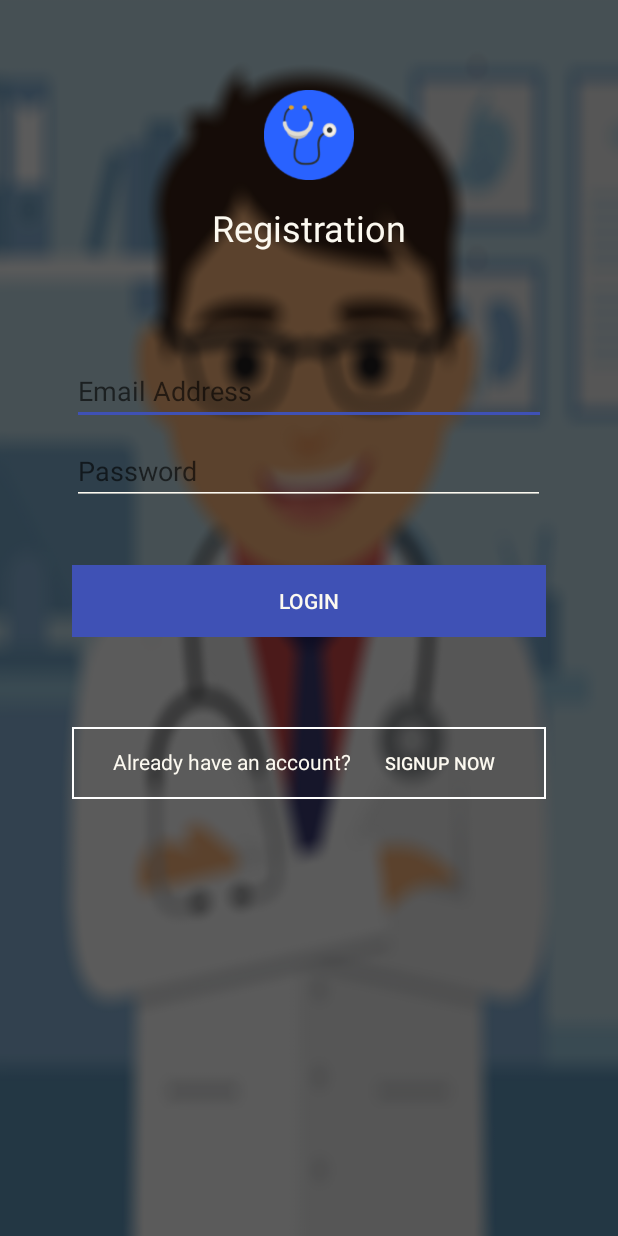
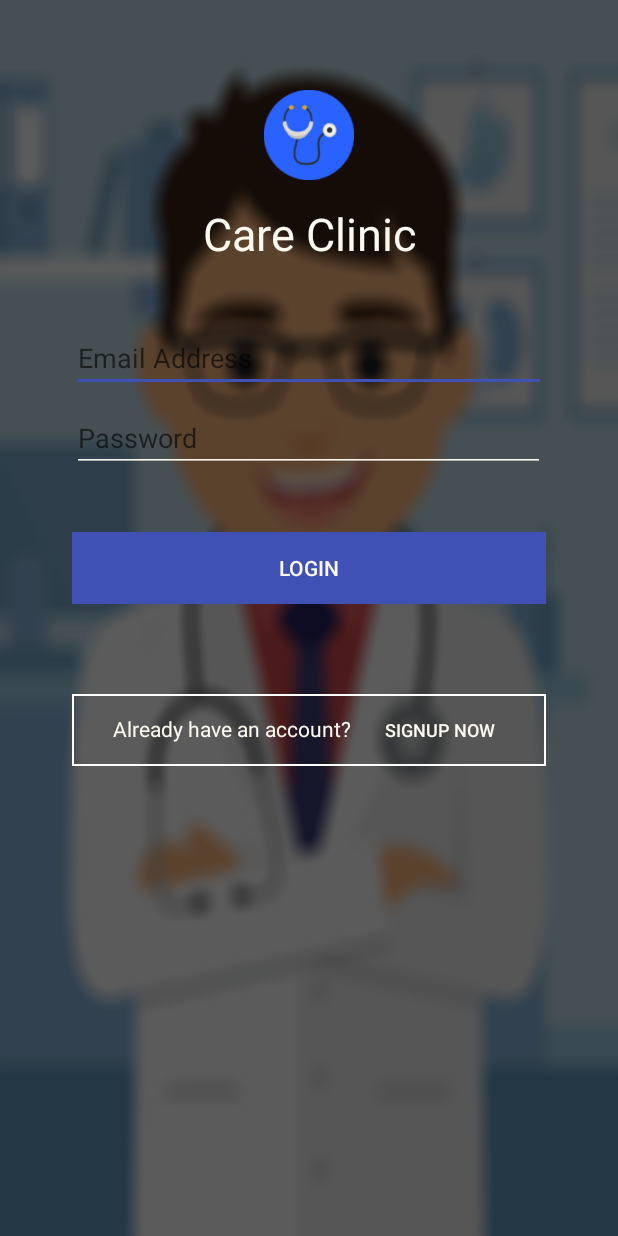
Before and after one commit to marahnairat/HealthCare, an Android app: the screen it shows after launch (the_final_login), on a phone screen of 412 x 824 dp. Run offline under Robolectric (Android 15) with nearby library versions, the phone set to English and light mode, and no system bars; our stand-ins replace Firebase (no records; nobody signed in at launch, a user with empty details on screens opened directly).

Commit message:
editing logo text

```diff
--- a/app/src/main/res/layout/activity_the_final_login.xml
+++ b/app/src/main/res/layout/activity_the_final_login.xml
@@ -34,16 +34,16 @@
                 android:layout_marginBottom="20dp"
                 android:fontFamily="sans-serif"
                 android:gravity="center_horizontal"
-                android:text="@string/registration_title"
+                android:text="Care Clinic"
                 android:textColor="@color/colorText"
-                android:textSize="24sp" />
+                android:textSize="30sp" />
 
 
             <EditText
                 android:id="@+id/loginEmail"
                 android:layout_width="match_parent"
                 android:layout_height="wrap_content"
-                android:layout_marginTop="50dp"
+                android:layout_marginTop="20dp"
                 android:ems="10"
                 android:hint="Email Address"
                 android:inputType="textEmailAddress"
```
